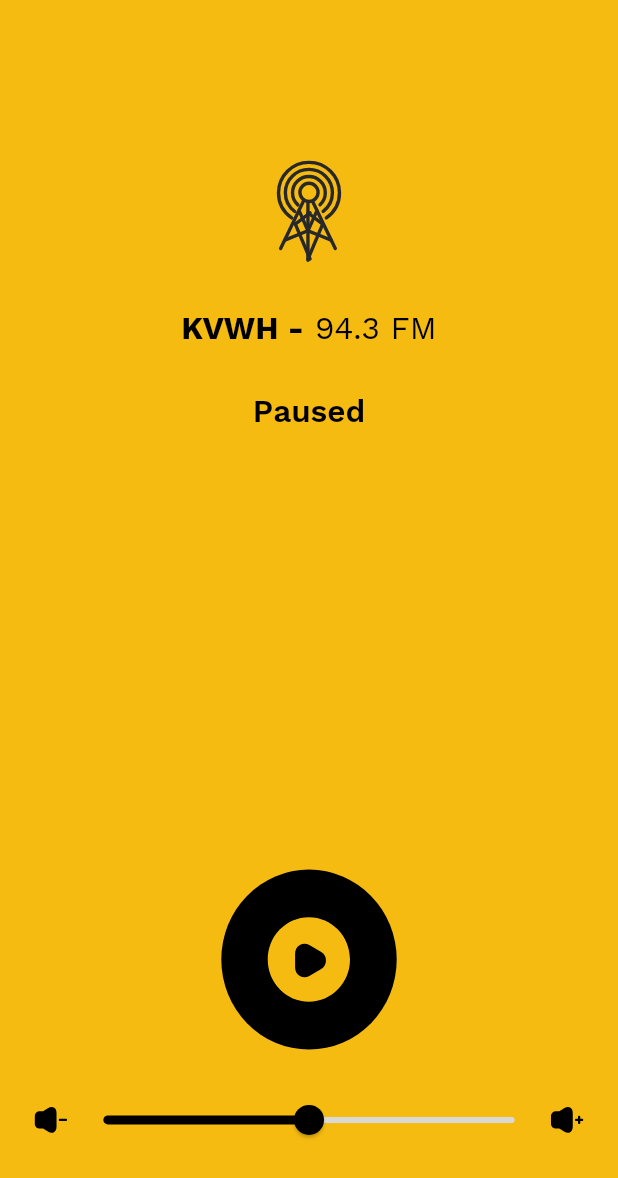
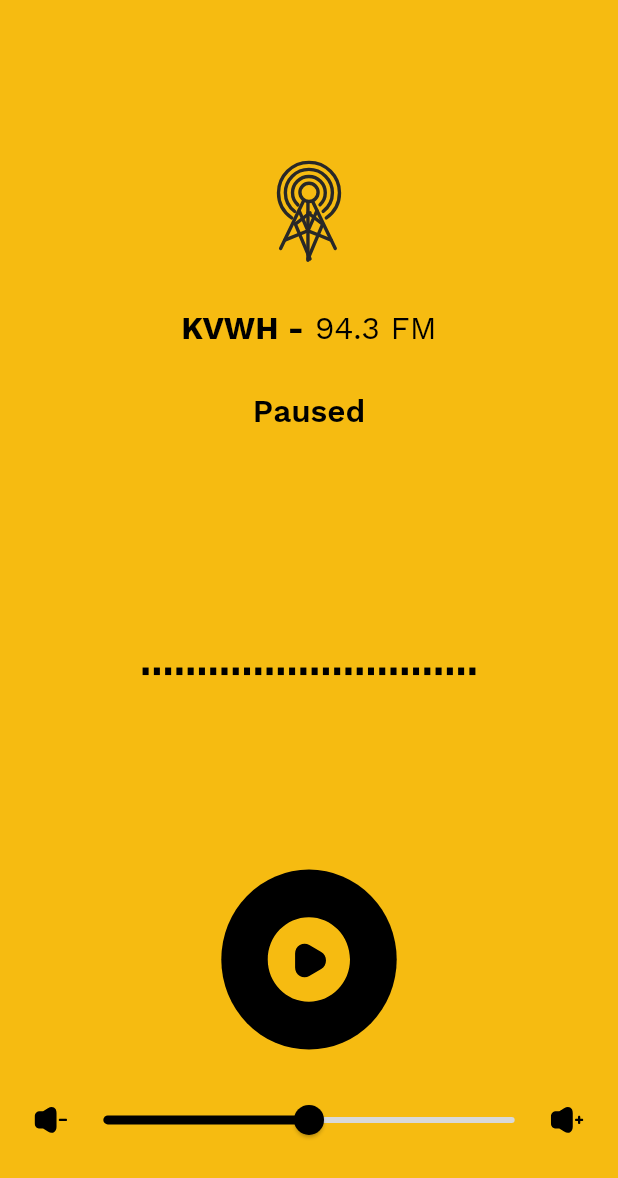
Before and after one commit to laszlo-karpati/radio-kwvh, a Flutter app: the screen it shows after launch, on a phone screen of 412 x 824 dp. Shown: the top 1178 px of the screen. Run offline on Flutter 3.47's test engine with Material 2 defaults, Android fonts, the phone set to English and light mode, and no system bars; our stand-ins replace audio_service, flutter_screenutil, flutter_svg, get_it, just_audio, lottie; missing offline and left inert: volume_controller.

Commit message:
add wavebars/audio-visualization

```diff
--- a/lib/player.dart
+++ b/lib/player.dart
@@ -2,6 +2,7 @@ import 'dart:async';
 
 import 'package:flutter/material.dart';
 import 'package:flutter_screenutil/flutter_screenutil.dart';
+import 'package:radio_kwvh/widgets/player/visualize.dart';
 import '/notifiers/play_button_notifier.dart';
 import '/player_manager.dart';
 import '/services/service_locator.dart';
@@ -79,11 +80,11 @@ class _PlayerState extends State<Player> {
                                 fontWeight: FontWeight.w400,
                                 fontSize: ScreenUtil().setSp(55),
                                 decoration: TextDecoration.none,
+                                ),
                               ),
-                            ),
-                          ],
+                            ],
+                          ),
                         ),
-                      ),
                       SizedBox(height: 80.h),
                       ValueListenableBuilder<ButtonState>(
                         valueListenable: playerManager.playButtonNotifier,
@@ -122,6 +123,8 @@ class _PlayerState extends State<Player> {
                           }
                         },
                       ),
+                      SizedBox(height: 350.h),
+                      Visualize(),
                     ],
                   )),
               Column(
--- /dev/null
+++ b/lib/widgets/player/visualize.dart
@@ -0,0 +1,22 @@
+import 'package:flutter/material.dart';
+import 'package:flutter_screenutil/flutter_screenutil.dart';
+import 'package:radio_kwvh/widgets/player/visualize_bars.dart';
+
+class Visualize extends StatelessWidget {
+  Visualize({ super.key });
+
+  final List<Color> colors = List.filled(30, Colors.black);
+  final List<int> duration = [653 , 900, 1260, 600, 1100, 954, 754, 844, 1055, 960, 1300,653 , 900, 1260, 600, 1100, 954, 754, 844, 1055, 960, 1300];
+
+  @override
+  Widget build(BuildContext context) {
+
+    return SizedBox(width: 600.w,
+        child: VisualizeBars(
+      curve: Curves.fastOutSlowIn,
+      barCount: 30,
+      colors: colors,
+      duration: duration,
+    ));
+  }
+}
--- /dev/null
+++ b/lib/widgets/player/visualize_bars.dart
@@ -0,0 +1,113 @@
+import "package:flutter/material.dart";
+import 'package:radio_kwvh/notifiers/play_button_notifier.dart';
+import 'package:radio_kwvh/player_manager.dart';
+import 'package:radio_kwvh/services/service_locator.dart';
+
+class VisualizeBars extends StatelessWidget {
+  final List<Color>? colors;
+  final List<int>? duration;
+  final int? barCount;
+  final Curve? curve;
+
+  const VisualizeBars({
+    Key? key,
+    @required this.colors,
+    @required this.duration,
+    @required this.barCount,
+    this.curve = Curves.easeInQuad,
+  }) : super(key: key);
+
+  @override
+  Widget build(BuildContext context) {
+    return Row(
+        mainAxisAlignment: MainAxisAlignment.spaceEvenly,
+        children: List<Widget>.generate(barCount!,
+                (index) => VisualComponent(
+                    curve: curve!,
+                    duration: duration![index % 9],
+                    color: colors![index % 7]
+                )
+        )
+    );
+  }
+}
+
+class VisualComponent extends StatefulWidget {
+  final int? duration;
+  final Color? color;
+  final Curve? curve;
+
+  const VisualComponent({Key? key, @required this.duration, @required this.color, @required this.curve})
+      : super(key: key);
+
+  @override
+  _VisualComponentState createState() => _VisualComponentState();
+}
+
+class _VisualComponentState extends State<VisualComponent> with SingleTickerProviderStateMixin {
+  Animation<double>? animation;
+  AnimationController? animationController;
+  bool _isPlaying = false;
+  Duration _currentDuration = Duration(milliseconds: 0);
+
+  @override
+  void initState() {
+    super.initState();
+    final playerManager = getIt<PlayerManager>();
+    playerManager.progressNotifier.addListener(() {
+      _currentDuration = playerManager.progressNotifier.value.buffered;
+    });
+    playerManager.playButtonNotifier.addListener(() {
+      setState(() {
+        _isPlaying = playerManager.playButtonNotifier.value == ButtonState.playing;
+      });
+    });
+    animate();
+  }
+
+  @override
+  void dispose() {
+    animation!.removeListener(() {});
+    animation!.removeStatusListener((status) {});
+    animationController!.stop();
+    animationController!.reset();
+    animationController!.dispose();
+    super.dispose();
+  }
+
+  void animate() {
+    animationController = AnimationController(duration: Duration(milliseconds: widget.duration!), vsync: this);
+    final curvedAnimation = CurvedAnimation(parent: animationController!, curve: widget.curve!);
+    animation = Tween<double>(begin: 0, end: 40).animate(curvedAnimation)
+      ..addListener(() {
+        update();
+      });
+    animationController!.repeat(reverse: true);
+  }
+
+  void update() {
+    WidgetsBinding.instance.addPostFrameCallback((timeStamp) {
+      if (mounted) setState(() {});
+    });
+  }
+
+  @override
+  Widget build(BuildContext context) {
+    // To prevent fickling we have to check both of playing state && buffered state
+    return (_isPlaying && _currentDuration.inSeconds > 0) ?
+        Container(
+          width: 4,
+          height: animation!.value,
+          decoration: BoxDecoration(color: widget.color, borderRadius: BorderRadius.circular(0)),
+        ) :
+        Padding(
+          padding: EdgeInsets.fromLTRB(0, 25, 0, 0,),
+          child:
+            Container(
+              width: 4,
+              height: 5,
+              decoration: BoxDecoration(color: widget.color, borderRadius: BorderRadius.circular(0)),
+            )
+        );
+  }
+}
```
